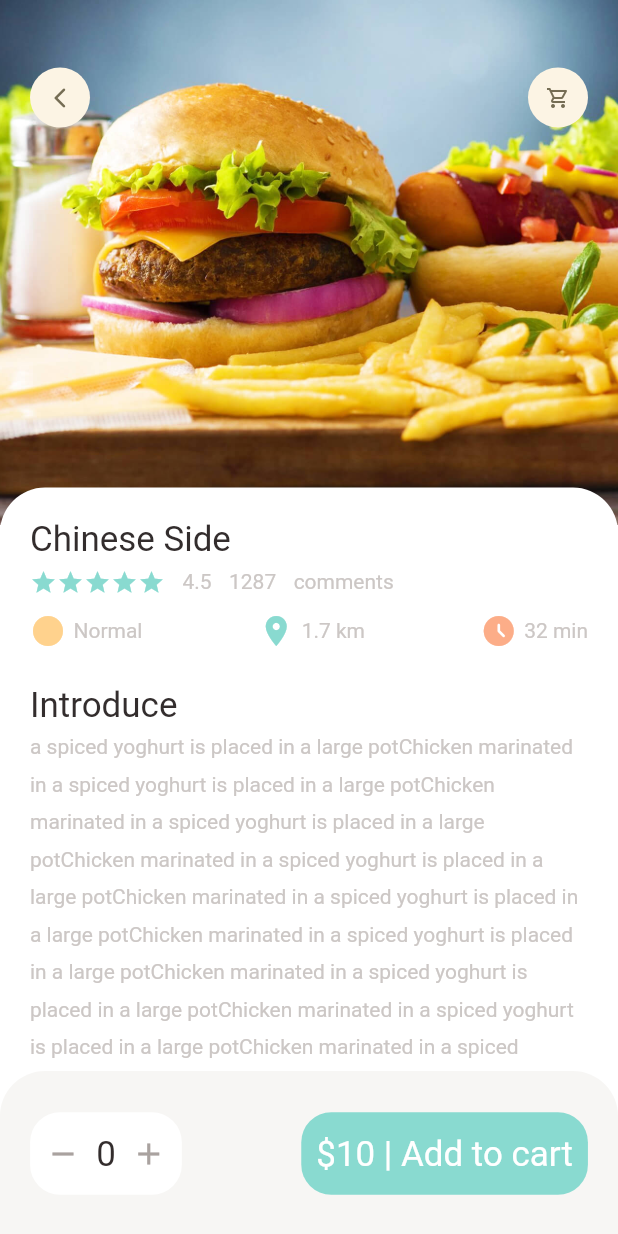
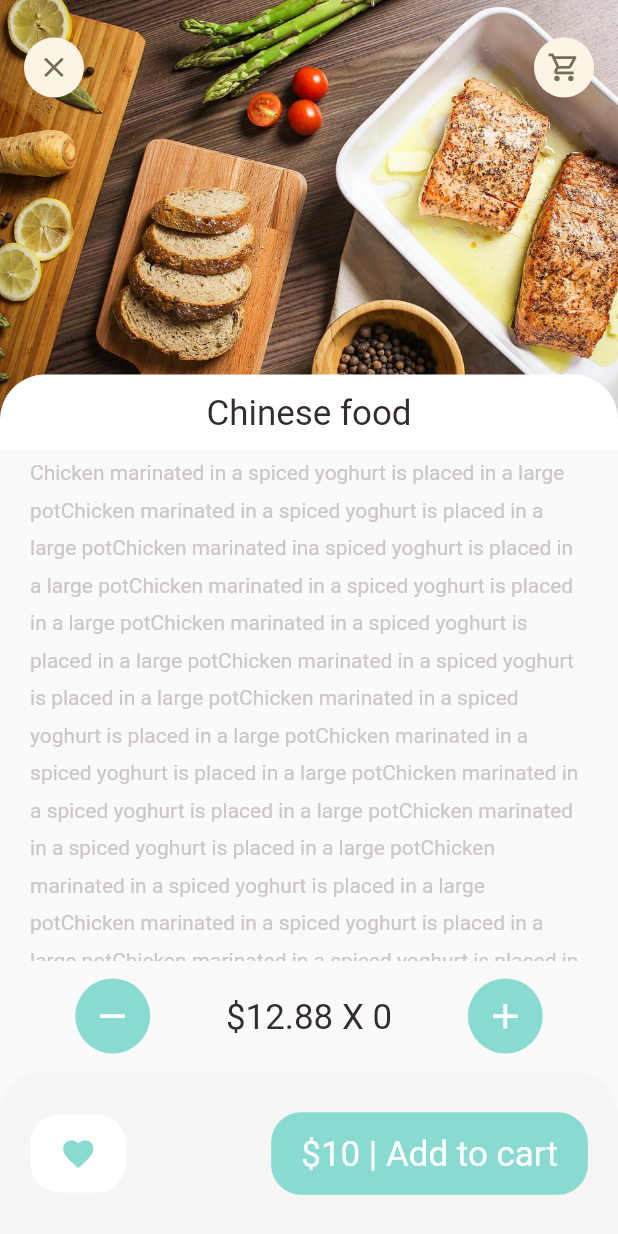
Before and after one commit to vitalii-minchuk/food-shop, a Flutter app: the screen it shows after launch, after a tap on "show more", on a phone screen of 412 x 824 dp. Run offline on Flutter 3.47's test engine with Material 2 defaults, Android fonts, the phone set to English and light mode, and no system bars; our stand-ins replace dots_indicator, gap, get.

Commit message:
recommended screen

```diff
--- a/lib/main.dart
+++ b/lib/main.dart
@@ -1,5 +1,6 @@
 import 'package:flutter/material.dart';
 import 'package:flutter_application_1/screens/food/popular_food.dart';
+import 'package:flutter_application_1/screens/food/recommended_food.dart';
 import 'package:flutter_application_1/screens/home/main_food_page.dart';
 import 'package:get/get.dart';
 
@@ -19,7 +20,8 @@ class MyApp extends StatelessWidget {
       theme: ThemeData(
         primarySwatch: Colors.blue,
       ),
-      home: const PopularFood(),
+      // home: const PopularFood(),
+      home: const RecommendedFood(),
       // home: const MainFoodPage(),
     );
   }
--- a/lib/screens/food/popular_food.dart
+++ b/lib/screens/food/popular_food.dart
@@ -9,10 +9,10 @@ import 'package:flutter_application_1/widgets/small_text.dart';
 import 'package:gap/gap.dart';
 
 class PopularFood extends StatelessWidget {
-const PopularFood({ Key? key }) : super(key: key);
+  const PopularFood({Key? key}) : super(key: key);
 
   @override
-  Widget build(BuildContext context){
+  Widget build(BuildContext context) {
     return Scaffold(
       backgroundColor: Colors.white,
       body: Stack(
@@ -24,13 +24,9 @@ const PopularFood({ Key? key }) : super(key: key);
               width: double.maxFinite,
               height: 350,
               decoration: const BoxDecoration(
-                image: DecorationImage(
-                  fit: BoxFit.cover,
-                  image: AssetImage(
-                    'assets/images/food_1.jpg'
-                  )
-                )
-              ),
+                  image: DecorationImage(
+                      fit: BoxFit.cover,
+                      image: AssetImage('assets/images/food_1.jpg'))),
             ),
           ),
           Positioned(
@@ -65,13 +61,11 @@ const PopularFood({ Key? key }) : super(key: key);
                   const AppColumn(text: 'Chinese Side'),
                   Gap(Dimensions.height20),
                   BigText(text: 'Introduce'),
-                  Expanded(
-                    child: SingleChildScrollView(
+                  SingleChildScrollView(
                       child: ExpandableText(
-                        text: 'Chicken marinated in a spiced yoghurt is placed in a large pot' * 27
-                      )
-                    )
-                  )
+                          text:
+                              'Chicken marinated in a spiced yoghurt is placed in a large pot' *
+                                  27)),
                 ],
               ),
             ),
@@ -85,11 +79,10 @@ const PopularFood({ Key? key }) : super(key: key);
           vertical: Dimensions.height15,
         ),
         decoration: BoxDecoration(
-          color: AppColors.buttonBGColor,
-          borderRadius: const BorderRadius.vertical(
-            top: Radius.circular(30),
-          )
-        ),
+            color: AppColors.buttonBGColor,
+            borderRadius: const BorderRadius.vertical(
+              top: Radius.circular(30),
+            )),
         child: Row(
           mainAxisAlignment: MainAxisAlignment.spaceBetween,
           children: [
@@ -104,24 +97,33 @@ const PopularFood({ Key? key }) : super(key: key);
               ),
               child: Row(
                 children: [
-                  Icon(Icons.remove, color: AppColors.signColor,),
+                  Icon(
+                    Icons.remove,
+                    color: AppColors.signColor,
+                  ),
                   Gap(Dimensions.width10),
                   BigText(text: '0'),
                   Gap(Dimensions.width10),
-                  Icon(Icons.add, color: AppColors.signColor,)
+                  Icon(
+                    Icons.add,
+                    color: AppColors.signColor,
+                  )
                 ],
               ),
             ),
             Container(
               padding: EdgeInsets.symmetric(
-                horizontal: Dimensions.width10,
+                horizontal: Dimensions.width20,
                 vertical: Dimensions.height12,
               ),
               decoration: BoxDecoration(
                 borderRadius: BorderRadius.circular(20),
                 color: AppColors.mainColor,
               ),
-              child: BigText(text: '\$10 | Add to cart', color: Colors.white,),
+              child: BigText(
+                text: '\$10 | Add to cart',
+                color: Colors.white,
+              ),
             ),
           ],
         ),
--- /dev/null
+++ b/lib/screens/food/recommended_food.dart
@@ -0,0 +1,142 @@
+import 'package:flutter/material.dart';
+import 'package:flutter_application_1/utils/colors.dart';
+import 'package:flutter_application_1/utils/dimensions.dart';
+import 'package:flutter_application_1/widgets/app_icon.dart';
+import 'package:flutter_application_1/widgets/big_text.dart';
+import 'package:flutter_application_1/widgets/expandable_text.dart';
+
+class RecommendedFood extends StatelessWidget {
+const RecommendedFood({ Key? key }) : super(key: key);
+
+  @override
+  Widget build(BuildContext context){
+    return Scaffold(
+      body: CustomScrollView(
+        slivers: [
+          SliverAppBar(
+            pinned: true,
+            toolbarHeight: 90,
+            title: Row(
+              mainAxisAlignment: MainAxisAlignment.spaceBetween,
+              children: const [
+                AppIcon(icon: Icons.clear),
+                AppIcon(icon: Icons.shopping_cart_outlined),
+              ],
+            ),
+            bottom: PreferredSize(
+              preferredSize: const Size.fromHeight(20),
+              child: Container(
+                padding: EdgeInsets.symmetric(
+                  vertical: Dimensions.height10,
+                ),
+                width: double.maxFinite,
+                decoration: const BoxDecoration(
+                  color: Colors.white,
+                  borderRadius: BorderRadius.vertical(
+                    top: Radius.circular(30)
+                  )
+                ),
+                child: Center(child: BigText(text: 'Chinese food'))
+              ),
+            ),
+            backgroundColor: AppColors.yellowColor,
+            expandedHeight: 300,
+            flexibleSpace: FlexibleSpaceBar(
+              background: Image.asset(
+                'assets/images/food_4.jpg',
+                fit: BoxFit.cover,
+                width: double.maxFinite,
+              ),
+            ),
+          ),
+          SliverToBoxAdapter(
+            child: Column(
+              children: [
+                Container(
+                  padding: EdgeInsets.symmetric(
+                    horizontal: Dimensions.width20,
+                  ),
+                  child: ExpandableText(text: 'Chicken marinated in a spiced yoghurt is placed in a large pot' * 27)
+                ),
+              ],
+            ),
+          ),
+        ],
+      ),
+      bottomNavigationBar: Column(
+        mainAxisSize: MainAxisSize.min,
+        children: [
+          Container(
+            padding: EdgeInsets.symmetric(
+              horizontal: Dimensions.width20 * 2.5,
+              vertical: Dimensions.height10,
+            ),
+            child: Row(
+              mainAxisAlignment: MainAxisAlignment.spaceBetween,
+              children: [
+                AppIcon(
+                  icon: Icons.remove,
+                  iconColor: Colors.white,
+                  size: 50,
+                  bgColor: AppColors.mainColor,
+                ),
+                BigText(text: '\$12.88 X 0'),
+                AppIcon(
+                  icon: Icons.add,
+                  iconColor: Colors.white,
+                  size: 50,
+                  bgColor: AppColors.mainColor,
+                ),
+              ],
+            ),
+          ),
+          Container(
+        height: 110,
+        padding: EdgeInsets.symmetric(
+          horizontal: Dimensions.width20,
+          vertical: Dimensions.height15,
+        ),
+        decoration: BoxDecoration(
+            color: AppColors.buttonBGColor,
+            borderRadius: const BorderRadius.vertical(
+              top: Radius.circular(30),
+            )),
+        child: Row(
+          mainAxisAlignment: MainAxisAlignment.spaceBetween,
+          children: [
+            Container(
+              padding: EdgeInsets.symmetric(
+                horizontal: Dimensions.width20,
+                vertical: Dimensions.height12,
+              ),
+              decoration: BoxDecoration(
+                borderRadius: BorderRadius.circular(20),
+                color: Colors.white,
+              ),
+              child: Icon(
+                    Icons.favorite,
+                    color: AppColors.mainColor,
+                  ),
+            ),
+            Container(
+              padding: EdgeInsets.symmetric(
+                horizontal: Dimensions.width20,
+                vertical: Dimensions.height12,
+              ),
+              decoration: BoxDecoration(
+                borderRadius: BorderRadius.circular(20),
+                color: AppColors.mainColor,
+              ),
+              child: BigText(
+                text: '\$10 | Add to cart',
+                color: Colors.white,
+              ),
+            ),
+          ],
+        ),
+      ),
+        ],
+      ),
+    );
+  }
+}
--- a/lib/widgets/app_icon.dart
+++ b/lib/widgets/app_icon.dart
@@ -25,7 +25,7 @@ class AppIcon extends StatelessWidget {
       child: Icon(
         icon,
         color: iconColor,
-        size: 16,
+        size: size/1.8,
       ),
     );
   }
--- a/lib/widgets/expandable_text.dart
+++ b/lib/widgets/expandable_text.dart
@@ -36,8 +36,8 @@ class _ExpandableTextState extends State<ExpandableText> {
       child: secondHalf.isEmpty ? SmallText(text: firstHalf) : Column(
         children: [
           SmallText(height: 1.8, text: hiddenText
-            ? (firstHalf + '...')
-            : (firstHalf = secondHalf)
+            ? ('$firstHalf...')
+            : (firstHalf + secondHalf)
           ),
           InkWell(
             onTap: () {
@@ -48,7 +48,12 @@ class _ExpandableTextState extends State<ExpandableText> {
             child: Row(
               children: [
                 SmallText(text: 'show more', color: AppColors.mainColor,),
-                Icon(Icons.arrow_drop_down, color: AppColors.mainColor,)
+                Icon(
+                  hiddenText
+                    ? Icons.arrow_drop_down
+                    : Icons.arrow_drop_up,
+                  color: AppColors.mainColor,
+                )
               ],
             ),
           )
```
